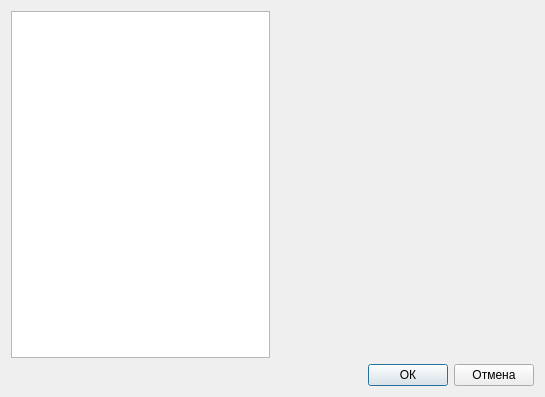
Above: src/loader/settingsdialog.ui from megakoko/m-system before the change. Below: the same form after it.
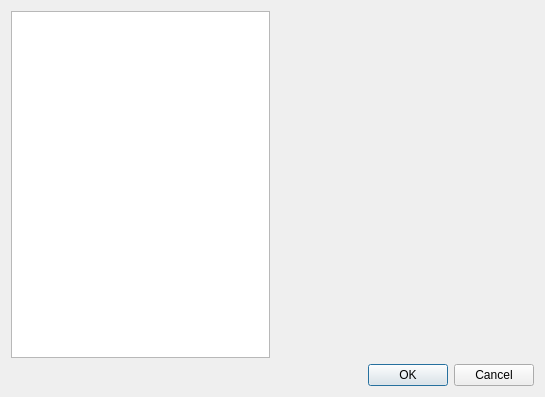
That is the form after the change.

Commit message: Заменил кнопки в диалоге настроек.

```diff
--- a/src/loader/settingsdialog.ui
+++ b/src/loader/settingsdialog.ui
@@ -25,35 +25,11 @@
     </layout>
    </item>
    <item>
-    <layout class="QHBoxLayout" name="horizontalLayout_2">
-     <item>
-      <spacer name="horizontalSpacer">
-       <property name="orientation">
-        <enum>Qt::Horizontal</enum>
-       </property>
-       <property name="sizeHint" stdset="0">
-        <size>
-         <width>40</width>
-         <height>20</height>
-        </size>
-       </property>
-      </spacer>
-     </item>
-     <item>
-      <widget class="QPushButton" name="m_ok">
-       <property name="text">
-        <string>ОК</string>
-       </property>
-      </widget>
-     </item>
-     <item>
-      <widget class="QPushButton" name="m_cancel">
-       <property name="text">
-        <string>Отмена</string>
-       </property>
-      </widget>
-     </item>
-    </layout>
+    <widget class="QDialogButtonBox" name="m_buttonBox">
+     <property name="standardButtons">
+      <set>QDialogButtonBox::Cancel|QDialogButtonBox::Ok</set>
+     </property>
+    </widget>
    </item>
   </layout>
  </widget>
```
The commit also changes 1 other file.
